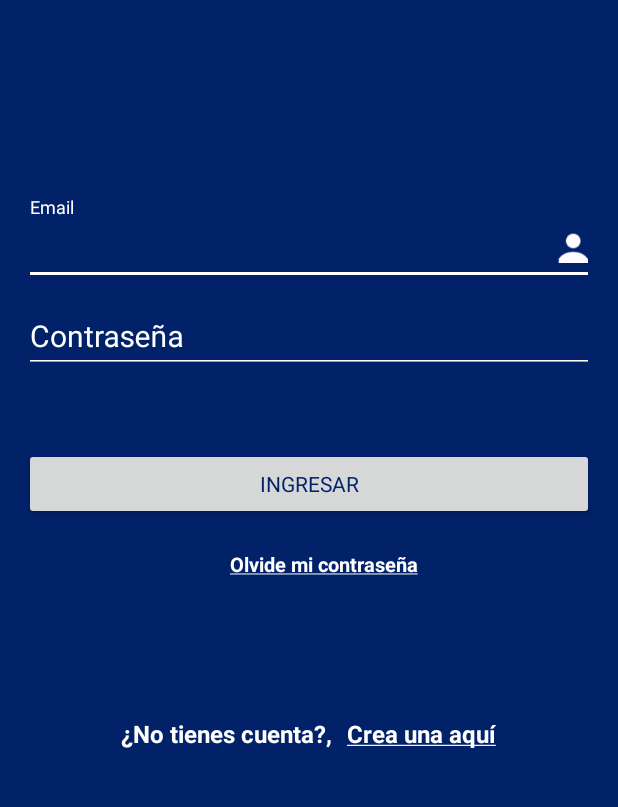
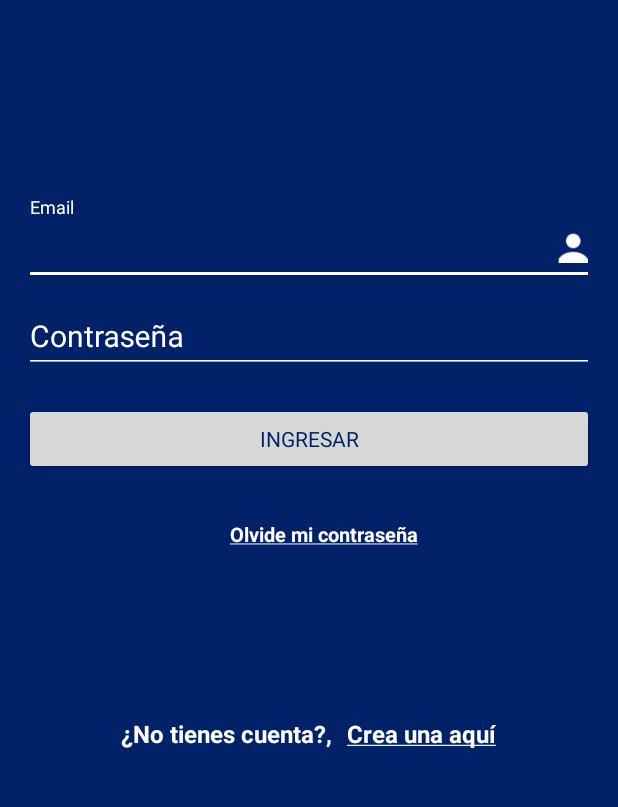
Before and after one commit to luismiguelmoncada/AppEAFIT, an Android app: the LoginActivity screen opened directly, with no data from a screen before it, on a phone screen of 412 x 824 dp, the part 322-1129 px from its top. Run offline under Robolectric (Android 15) with nearby library versions, the phone set to English and light mode, and no system bars; our stand-ins replace ButterKnife.

Commit message:
Configuraciones adicionales login

```diff
--- a/app/src/main/res/layout/activity_login.xml
+++ b/app/src/main/res/layout/activity_login.xml
@@ -70,7 +70,7 @@
                     android:layout_width="match_parent"
                     android:layout_height="wrap_content"
                     android:text="@string/button_ingresar"
-                    android:layout_marginTop="@dimen/top_marginbutton"
+                    android:layout_marginTop="20dp"
                     style="@style/RaisedButtonDark"
                     />
 
@@ -82,7 +82,8 @@
                     android:textColor="@android:color/white"
                     android:textStyle="bold"
                     android:layout_gravity="center"
-                    android:layout_marginTop="20dp"
+                    android:layout_marginTop="30dp"
+                    android:layout_marginBottom="20dp"
                     android:textSize="13dp"
                     android:layout_marginLeft="@dimen/text_margin"
                     tools:ignore="RtlHardcoded" />
```
